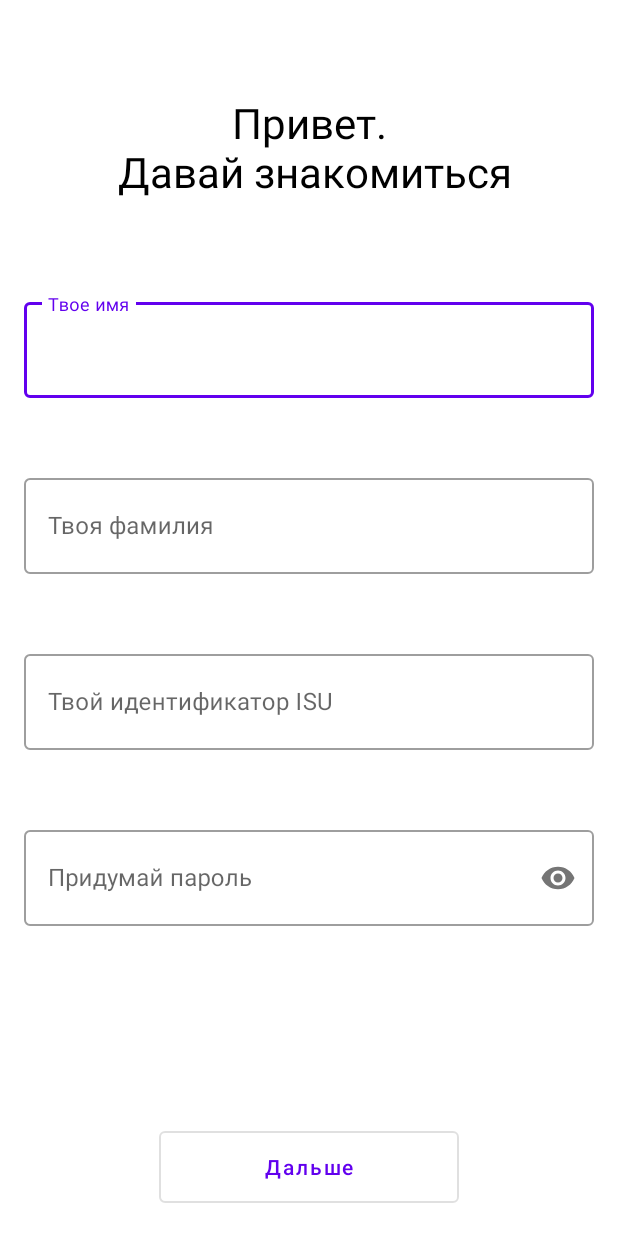
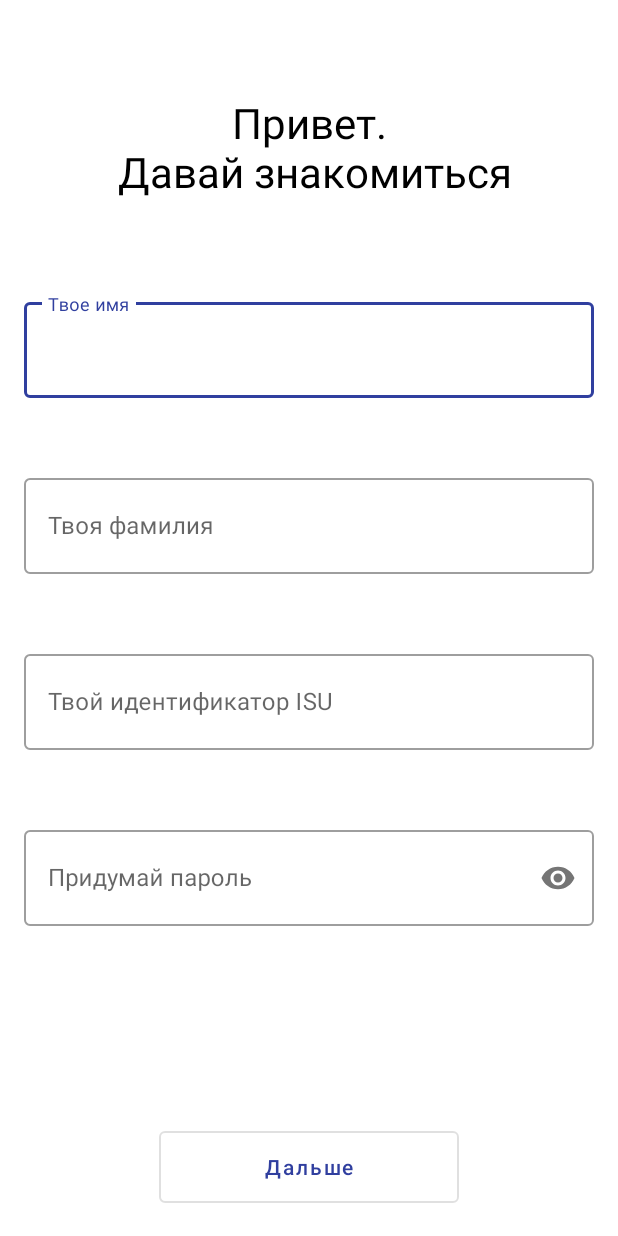
Before and after one commit to egor-baranov/ICTHack2App, an Android app: the screen it shows after launch (StartActivity), on a phone screen of 412 x 824 dp. Run offline under Robolectric (Android 15) with nearby library versions, the phone set to English and light mode, and no system bars; Roboto replaces fonts that are not available here.

Commit message:
💄 Updated project color scheme

```diff
--- a/app/src/main/res/values/themes.xml
+++ b/app/src/main/res/values/themes.xml
@@ -2,12 +2,12 @@
     <!-- Base application theme. -->
     <style name="Theme.ICTHack2App" parent="Theme.MaterialComponents.DayNight.DarkActionBar">
         <!-- Primary brand color. -->
-        <item name="colorPrimary">@color/purple_500</item>
-        <item name="colorPrimaryVariant">@color/purple_700</item>
+        <item name="colorPrimary">@color/indigo_700</item>
+        <item name="colorPrimaryVariant">@color/indigo_700_dark</item>
         <item name="colorOnPrimary">@color/white</item>
         <!-- Secondary brand color. -->
-        <item name="colorSecondary">@color/teal_200</item>
-        <item name="colorSecondaryVariant">@color/teal_700</item>
+        <item name="colorSecondary">@color/deep_purple_800_light</item>
+        <item name="colorSecondaryVariant">@color/deep_purple_800_dark</item>
         <item name="colorOnSecondary">@color/black</item>
         <!-- Status bar color. -->
         <item name="android:statusBarColor" tools:targetApi="l">?attr/colorPrimaryVariant</item>
```
